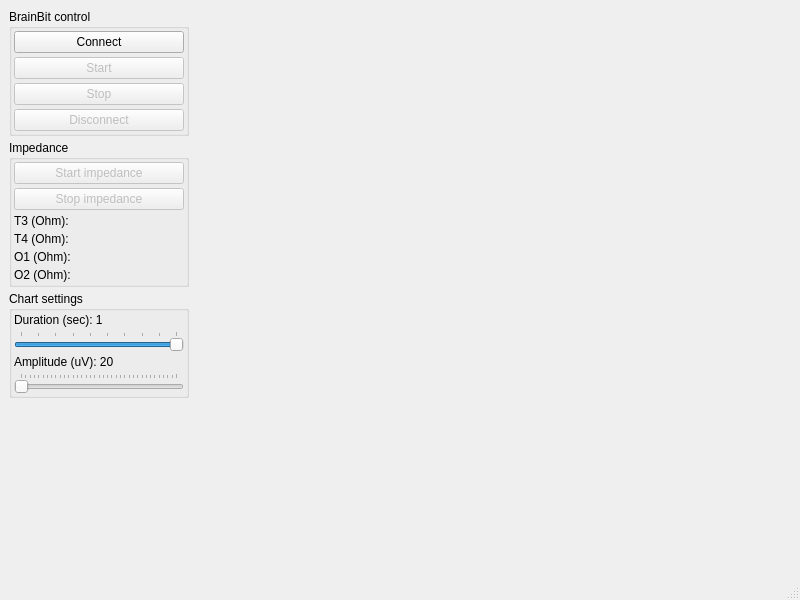
Above: UI/mainwindow.ui from ZarkSPb/BB_Python before the change. Below: the same form after it.
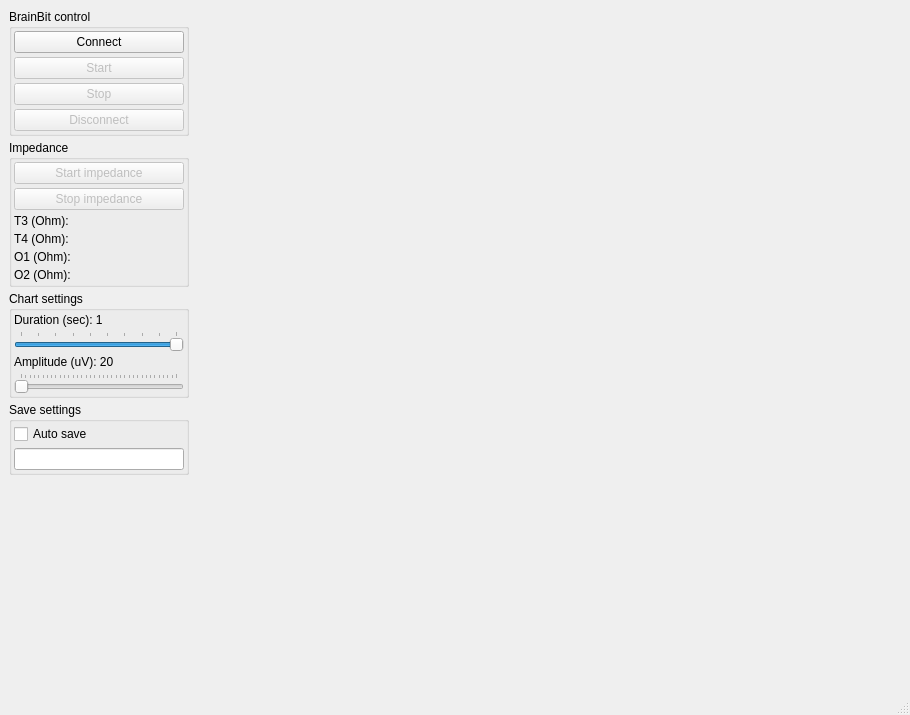
That is the form after the change.

What changed in the file:
```diff
--- a/UI/mainwindow.ui
+++ b/UI/mainwindow.ui
@@ -6,8 +6,8 @@
    <rect>
     <x>0</x>
     <y>0</y>
-    <width>800</width>
-    <height>600</height>
+    <width>910</width>
+    <height>715</height>
    </rect>
   </property>
   <property name="windowTitle">
@@ -275,6 +275,40 @@
          </layout>
         </widget>
        </item>
+       <item>
+        <widget class="QGroupBox" name="groupBox_4">
+         <property name="title">
+          <string>Save settings</string>
+         </property>
+         <layout class="QVBoxLayout" name="verticalLayout_2">
+          <property name="spacing">
+           <number>4</number>
+          </property>
+          <property name="leftMargin">
+           <number>2</number>
+          </property>
+          <property name="topMargin">
+           <number>2</number>
+          </property>
+          <property name="rightMargin">
+           <number>2</number>
+          </property>
+          <property name="bottomMargin">
+           <number>2</number>
+          </property>
+          <item>
+           <widget class="QCheckBox" name="checkBox">
+            <property name="text">
+             <string>Auto save</string>
+            </property>
+           </widget>
+          </item>
+          <item>
+           <widget class="QLineEdit" name="lineEdit"/>
+          </item>
+         </layout>
+        </widget>
+       </item>
        <item>
         <spacer name="verticalSpacer">
          <property name="orientation">
```
Left out of the diff: 2 changed lines with no effect on the pictures.
